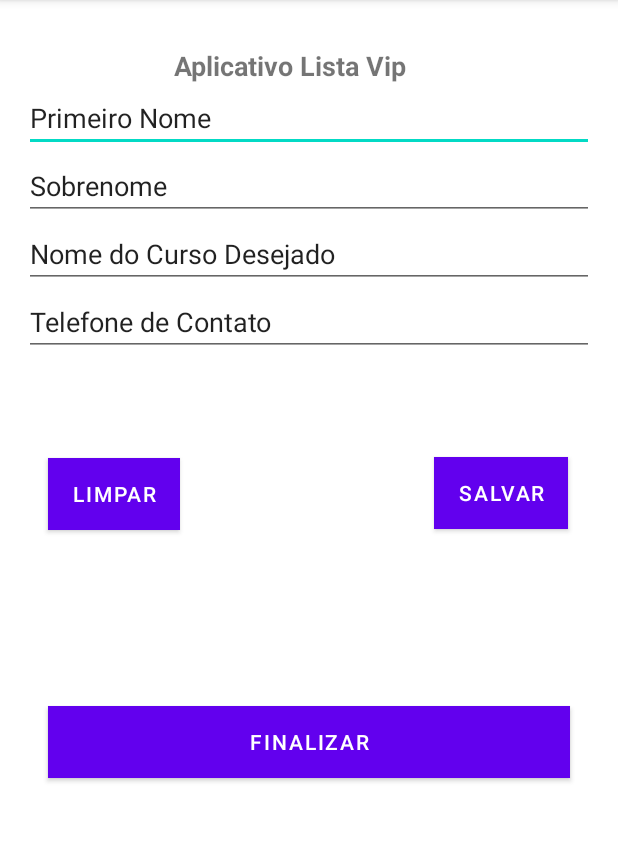
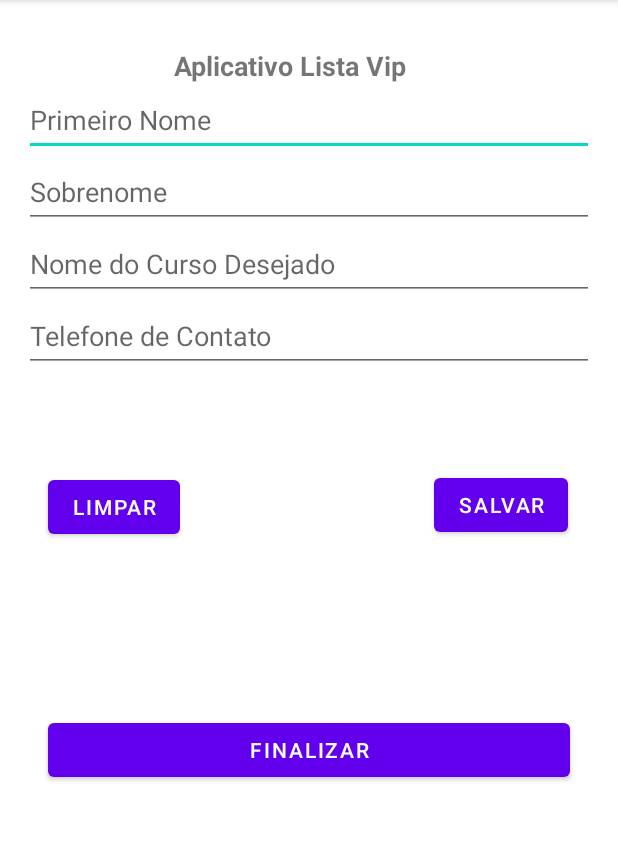
Before and after one commit to ItalloMansur/AppLista, an Android app: the screen it shows after launch (MainActivity), on a phone screen of 412 x 824 dp, the part 84-926 px from its top. Run offline under Robolectric (Android 15) with nearby library versions, the phone set to English and light mode, and no system bars.

Commit message:
Criar o laytou do App Customização

```diff
--- a/app/src/main/res/layout/activity_main.xml
+++ b/app/src/main/res/layout/activity_main.xml
@@ -8,10 +8,10 @@
     tools:context=".MainActivity">
 
     <TextView
-        android:id="@+id/textView"
+        android:id="@+id/txtTitulo"
         android:layout_width="wrap_content"
         android:layout_height="wrap_content"
-        android:text="Aplicativo Lista Vip"
+        android:text="@string/txt_titulo"
         android:textSize="18sp"
         android:textStyle="bold"
         app:layout_constraintBottom_toBottomOf="parent"
@@ -22,39 +22,37 @@
         app:layout_constraintVertical_bias="0.022" />
 
     <EditText
-        android:id="@+id/editTextTextPersonName"
+        android:id="@+id/editPrimeiroNome"
         android:layout_width="match_parent"
-        android:layout_height="wrap_content"
+        android:layout_height="48dp"
         android:ems="10"
-        android:hint="Primeiro Nome"
+        android:hint="@string/txt_hint_edit_primeiro_nome"
         android:inputType="textPersonName"
-        android:text="Primeiro Nome"
         app:layout_constraintEnd_toEndOf="parent"
         app:layout_constraintHorizontal_bias="0.0"
         app:layout_constraintStart_toStartOf="parent"
-        app:layout_constraintTop_toBottomOf="@+id/textView" />
+        app:layout_constraintTop_toBottomOf="@+id/txtTitulo"
+        android:importantForAutofill="no" />
 
     <EditText
         android:id="@+id/editTextTextPersonName2"
         android:layout_width="match_parent"
-        android:layout_height="wrap_content"
+        android:layout_height="48dp"
         android:ems="10"
-        android:hint="Sobrenome"
+        android:hint="@string/txt_hint_edit_sobrenome"
         android:inputType="textPersonName"
-        android:text="Sobrenome"
         app:layout_constraintEnd_toEndOf="parent"
         app:layout_constraintHorizontal_bias="0.0"
         app:layout_constraintStart_toStartOf="parent"
-        app:layout_constraintTop_toBottomOf="@+id/editTextTextPersonName" />
+        app:layout_constraintTop_toBottomOf="@+id/editPrimeiroNome" />
 
     <EditText
-        android:id="@+id/editTextTextPersonName3"
+        android:id="@+id/ediSobreNome"
         android:layout_width="match_parent"
-        android:layout_height="wrap_content"
+        android:layout_height="48dp"
         android:ems="10"
-        android:hint="Telefone de Contato"
+        android:hint="@string/txt_hint_edit_telefone_de_Contato"
         android:inputType="textPersonName"
-        android:text="Telefone de Contato"
         app:layout_constraintEnd_toEndOf="parent"
         app:layout_constraintHorizontal_bias="0.0"
         app:layout_constraintStart_toStartOf="parent"
@@ -63,58 +61,51 @@
     <EditText
         android:id="@+id/editTextTextPersonName4"
         android:layout_width="match_parent"
-        android:layout_height="wrap_content"
+        android:layout_height="48dp"
         android:ems="10"
-        android:hint="Nome do Curso Desejado"
+        android:hint="@string/txt_hint_edit_nome_do_Curso"
         android:inputType="textPersonName"
-        android:text="Nome do Curso Desejado"
         app:layout_constraintEnd_toEndOf="parent"
         app:layout_constraintHorizontal_bias="0.0"
         app:layout_constraintStart_toStartOf="parent"
         app:layout_constraintTop_toBottomOf="@+id/editTextTextPersonName2" />
 
     <Button
-        android:id="@+id/button"
+        android:id="@+id/btnLimpar"
         android:layout_width="wrap_content"
         android:layout_height="wrap_content"
         android:layout_marginStart="16dp"
         android:layout_marginBottom="44dp"
-        android:background="@color/colorbuttons"
-        android:hint="LIMPAR"
-        android:text="LIMPAR"
-        app:layout_constraintBottom_toTopOf="@+id/button3"
+        android:text="@string/txt_hint_button_limpar"
+        app:layout_constraintBottom_toTopOf="@+id/btnFinalizar"
         app:layout_constraintStart_toStartOf="parent"
-        app:layout_constraintTop_toBottomOf="@+id/editTextTextPersonName3"
+        app:layout_constraintTop_toBottomOf="@+id/ediSobreNome"
         app:layout_constraintVertical_bias="0.483" />
 
     <Button
-        android:id="@+id/button2"
+        android:id="@+id/btnSalvar"
         android:layout_width="wrap_content"
         android:layout_height="wrap_content"
         android:layout_marginBottom="44dp"
-        android:background="@color/colorbuttons"
-        android:hint="SALVAR"
-        android:text="SALVAR"
-        app:layout_constraintBottom_toTopOf="@+id/button3"
+        android:text="@string/txt_hint_button_salvar"
+        app:layout_constraintBottom_toTopOf="@+id/btnFinalizar"
         app:layout_constraintEnd_toEndOf="parent"
         app:layout_constraintHorizontal_bias="0.908"
-        app:layout_constraintStart_toEndOf="@+id/button"
-        app:layout_constraintTop_toBottomOf="@+id/editTextTextPersonName3"
+        app:layout_constraintStart_toEndOf="@+id/btnLimpar"
+        app:layout_constraintTop_toBottomOf="@+id/ediSobreNome"
         app:layout_constraintVertical_bias="0.475" />
 
     <Button
-        android:id="@+id/button3"
+        android:id="@+id/btnFinalizar"
         android:layout_width="match_parent"
         android:layout_height="wrap_content"
         android:layout_margin="16dp"
         android:layout_marginBottom="216dp"
-        android:background="@color/colorbuttons"
-        android:hint="FINALIZAR"
-        android:text="FINALIZAR"
+        android:text="@string/txt_hint_button_finalizar"
         app:layout_constraintBottom_toBottomOf="parent"
         app:layout_constraintEnd_toEndOf="parent"
         app:layout_constraintHorizontal_bias="1.0"
         app:layout_constraintStart_toStartOf="parent"
-        app:layout_constraintTop_toBottomOf="@+id/editTextTextPersonName3" />
+        app:layout_constraintTop_toBottomOf="@+id/ediSobreNome" />
 
 </androidx.constraintlayout.widget.ConstraintLayout>
--- a/app/src/main/res/values/strings.xml
+++ b/app/src/main/res/values/strings.xml
@@ -1,3 +1,11 @@
 <resources>
     <string name="app_name">AppLista</string>
+    <string name="txt_titulo">Aplicativo Lista Vip</string>
+    <string name="txt_hint_edit_primeiro_nome">Primeiro Nome</string>
+    <string name="txt_hint_edit_sobrenome">Sobrenome</string>
+    <string name="txt_hint_edit_telefone_de_Contato">Telefone de Contato</string>
+    <string name="txt_hint_edit_nome_do_Curso">Nome do Curso Desejado</string>
+    <string name="txt_hint_button_limpar">Limpar</string>
+    <string name="txt_hint_button_salvar">SALVAR</string>
+    <string name="txt_hint_button_finalizar">FINALIZAR</string>
 </resources>
```
